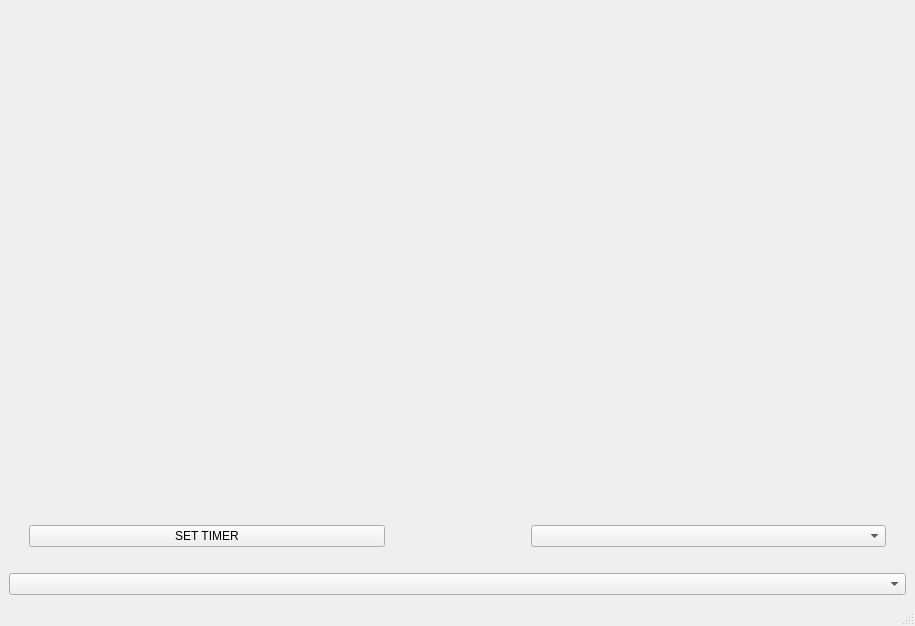
Above: 1_semester/2_lab/mainwindow.ui from thgjm/fundamentalsOOP before the change. Below: the same form after it.
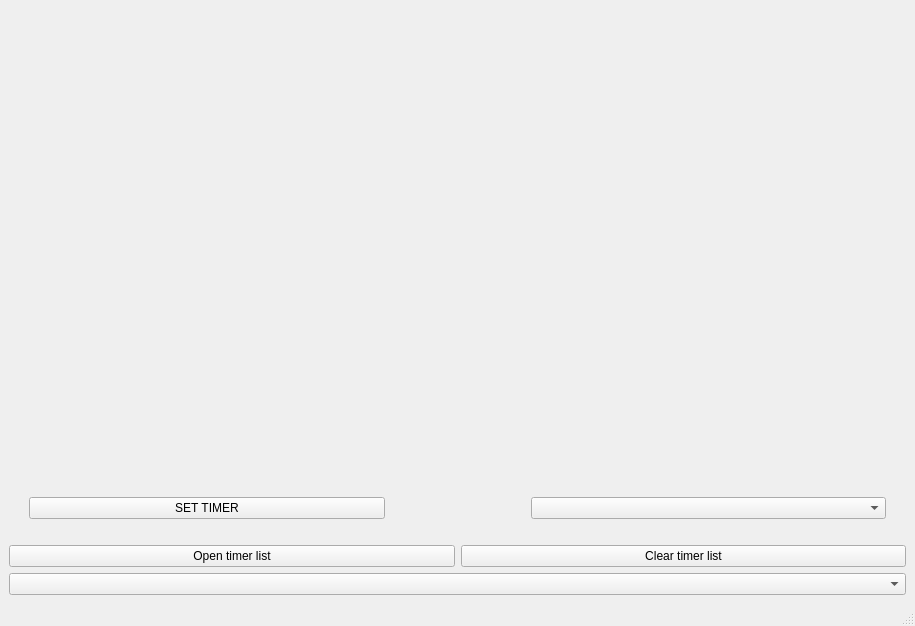
That is the form after the change.

Commit message: added a new widget - timer widget, which is added in a timerlistwindow. in timerlistwindow now stores a list of timers and alarms. in mainwindow added buttons for opening and clearing the list.

```diff
--- a/1_semester/2_lab/mainwindow.ui
+++ b/1_semester/2_lab/mainwindow.ui
@@ -122,6 +122,24 @@
       </item>
      </layout>
     </item>
+    <item>
+     <layout class="QHBoxLayout" name="horizontalLayout_2">
+      <item>
+       <widget class="QPushButton" name="openListButton">
+        <property name="text">
+         <string>Open timer list</string>
+        </property>
+       </widget>
+      </item>
+      <item>
+       <widget class="QPushButton" name="clearListButton">
+        <property name="text">
+         <string>Clear timer list</string>
+        </property>
+       </widget>
+      </item>
+     </layout>
+    </item>
     <item>
      <widget class="QComboBox" name="comboBox">
       <property name="placeholderText">
```
The commit also changes 17 other files.
